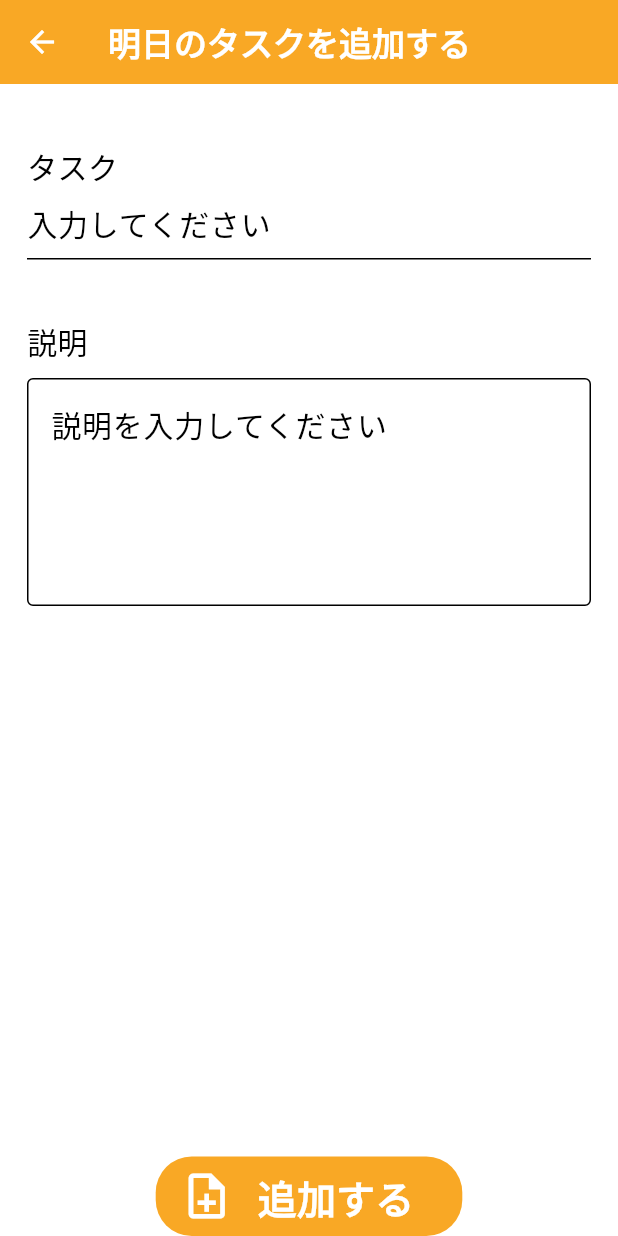
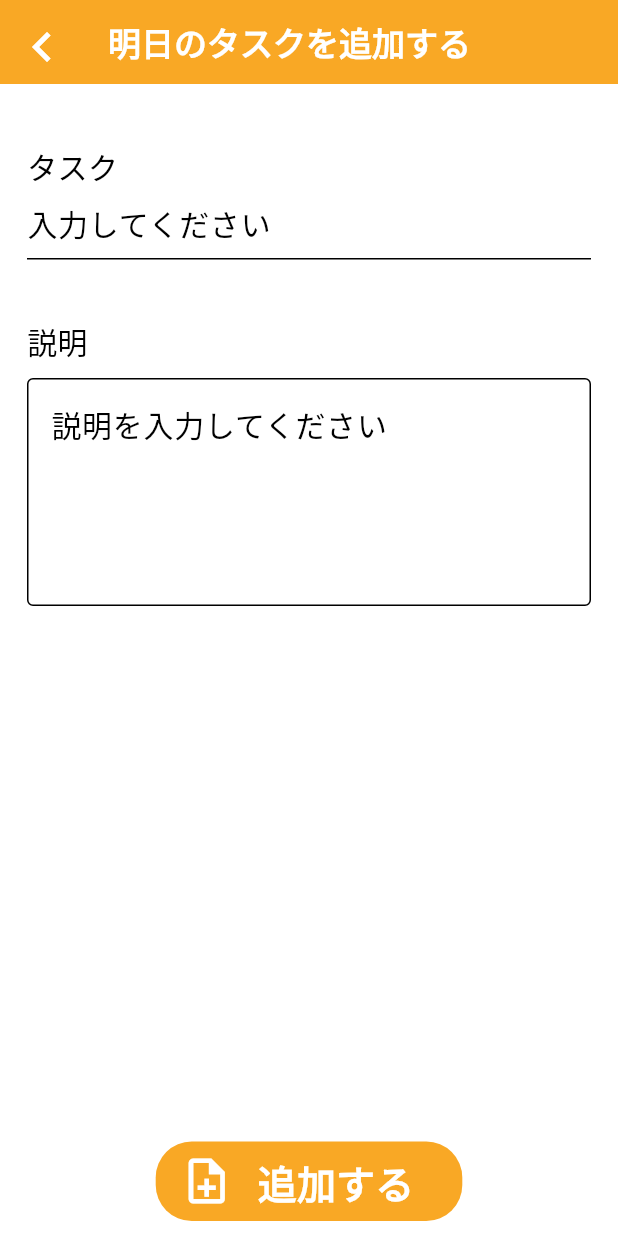
Before and after one commit to akifumi139/santas, a Flutter app: the screen it shows after launch, tab 3 chosen, after a tap on the "add task" icon, on a phone screen of 412 x 824 dp. Run offline on Flutter 3.47's test engine with Material 3 defaults, Android fonts, the phone set to English and light mode, and no system bars; our stand-ins replace gap, isar; accounts and stored records are empty; generated files the repository leaves out were written again.

Commit message:
modify:レイアウト修正

```diff
--- a/lib/add_task.dart
+++ b/lib/add_task.dart
@@ -34,6 +34,18 @@ class _AddTaskState extends State<AddTask> {
           "$statusのタスクを追加する",
           style:
               const TextStyle(color: Colors.white, fontWeight: FontWeight.bold),
+        ),
+        leading: IconButton(
+          icon: Container(
+            margin: const EdgeInsets.only(top: 3),
+            child: const Icon(
+              Icons.chevron_left,
+              size: 40,
+            ),
+          ),
+          onPressed: () {
+            Navigator.of(context).pop();
+          },
         ),
         iconTheme: const IconThemeData(color: Colors.white),
         backgroundColor: DateType.today == widget.dateType
@@ -78,7 +90,9 @@ class _AddTaskState extends State<AddTask> {
         ),
       ),
       floatingActionButtonLocation: FloatingActionButtonLocation.centerDocked,
-      floatingActionButton: FilledButton.icon(
+      floatingActionButton: Container(
+        margin: const EdgeInsets.only(bottom: 10),
+        child: FilledButton.icon(
           onPressed: () async {
             if (titleController.text == '') {
               return;
@@ -129,6 +143,7 @@ class _AddTaskState extends State<AddTask> {
             ),
           ),
         ),
+      ),
     );
   }
 }
--- a/lib/home_page.dart
+++ b/lib/home_page.dart
@@ -232,29 +232,29 @@ class HomePageState extends State<HomePage>
       bottomNavigationBar: BottomAppBar(
         color: Colors.lightGreen,
         shape: const CircularNotchedRectangle(),
-        notchMargin: 14,
+        notchMargin: 10,
         child: Row(
           mainAxisSize: MainAxisSize.max,
           mainAxisAlignment: MainAxisAlignment.spaceBetween,
           children: <Widget>[
             Container(
-              margin: const EdgeInsets.only(left: 40.0),
+              margin: const EdgeInsets.only(left: 36.0),
               child: IconButton(
                 icon: const Icon(
                   Icons.directions_run,
                   color: Colors.white,
-                  size: 46.0,
+                  size: 40.0,
                 ),
                 onPressed: () {},
               ),
             ),
             Container(
-              margin: const EdgeInsets.only(right: 40.0),
+              margin: const EdgeInsets.only(right: 36.0),
               child: IconButton(
                 icon: const Icon(
                   Icons.history,
                   color: Colors.white,
-                  size: 46.0,
+                  size: 40.0,
                 ),
                 onPressed: () {},
               ),
```
Lines whose indentation alone changed are shown as unchanged.
